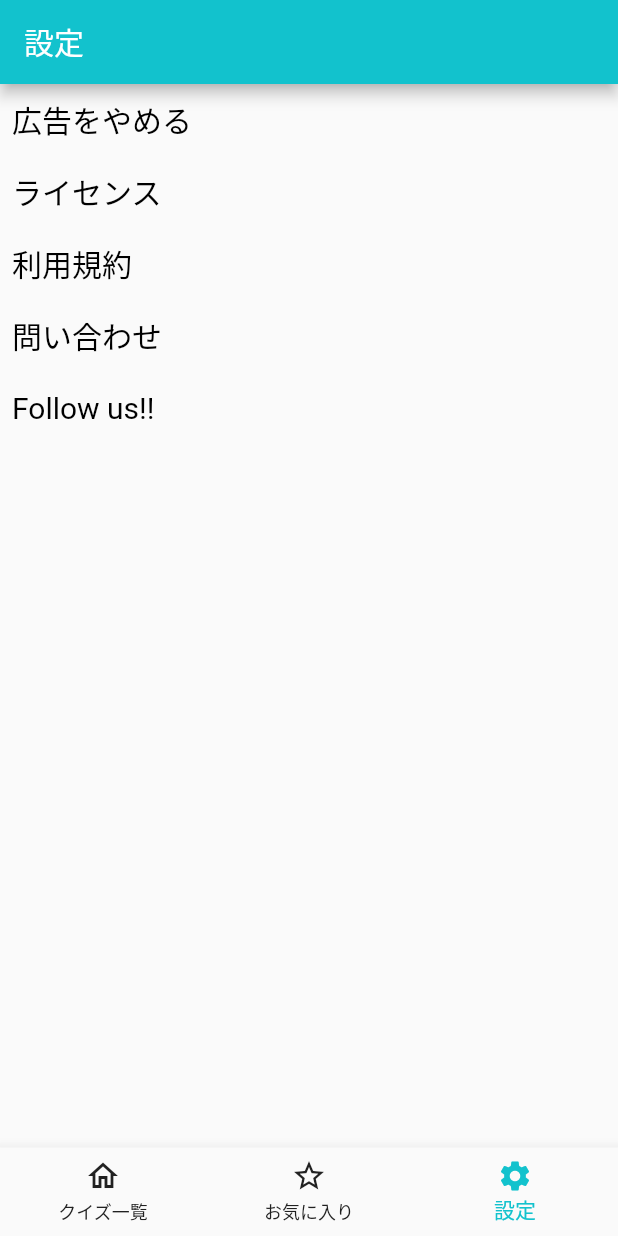
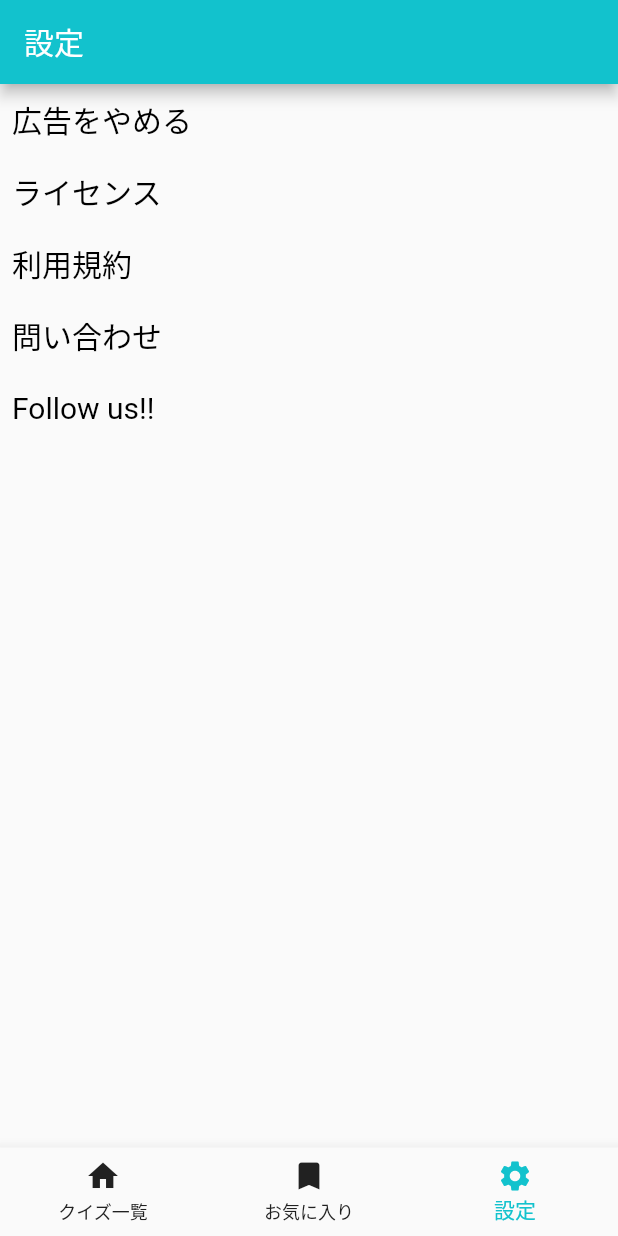
Before and after one commit to FriendsTree-japan/Bunkyoku_App2, a Flutter app: the screen it shows after launch, swiped to page 3, on a phone screen of 412 x 824 dp. Run offline on Flutter 3.47's test engine with Material 2 defaults, Android fonts, the phone set to English and light mode, and no system bars; our stand-ins replace google_mobile_ads, shared_preferences, sqflite; accounts and stored records are empty; statements that could not run were skipped.

```diff
--- a/lib/03_Unity/03_02_SqliteDb.dart
+++ b/lib/03_Unity/03_02_SqliteDb.dart
@@ -9,7 +9,7 @@ import '03_01_SharedPreferences.dart';
 class QuizStatusDb {
   static int userMaxQuizQidValue = 0;
   //問題追加時に必ず更新する必要がある
-  static int maxQuizQidValue = 150;
+  static int maxQuizQidValue = 160;
 
   Future<void> createData() async {
     debugPrint("createData start");
--- a/lib/main.dart
+++ b/lib/main.dart
@@ -59,8 +59,8 @@ class _HomePageState extends State<HomePage>
 
   List<BottomNavigationBarItem> myBottomNavBarItems() {
     return [
-      BottomNavigationBarItem(icon: Icon(Icons.home_outlined),label: "クイズ一覧"),
-      BottomNavigationBarItem(icon: Icon(Icons.star_border_outlined),label: "お気に入り"),
+      BottomNavigationBarItem(icon: Icon(Icons.home),label: "クイズ一覧"),
+      BottomNavigationBarItem(icon: Icon(Icons.bookmark_outlined),label: "お気に入り"),
       BottomNavigationBarItem(icon: Icon(Icons.settings),label: "設定"),
     ];
   }
```
Also changed, not shown: lib/01_Pages/01_003_QuizA.dart (+5 -5 lines).
